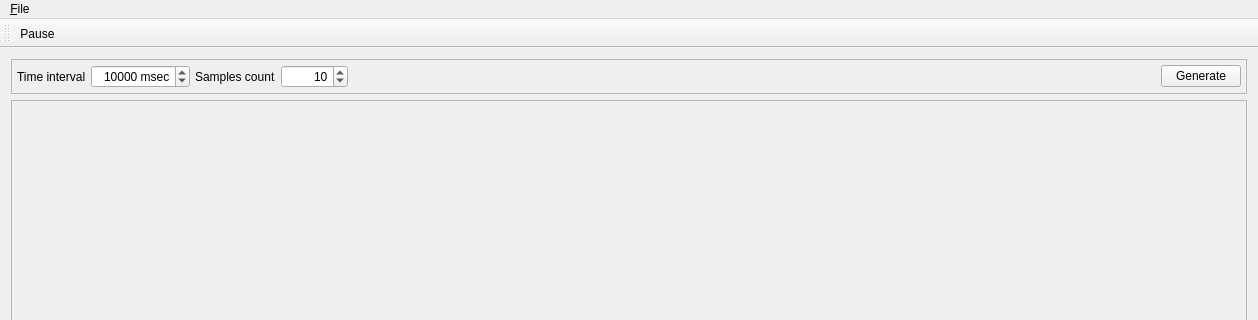
silicon-heaven/shvapp, file clients/flatline/src/mainwindow.ui: the form before one commit; both pictures show x 0 to 1258 and y 0 to 320 of the 1258 by 702 pixel window.
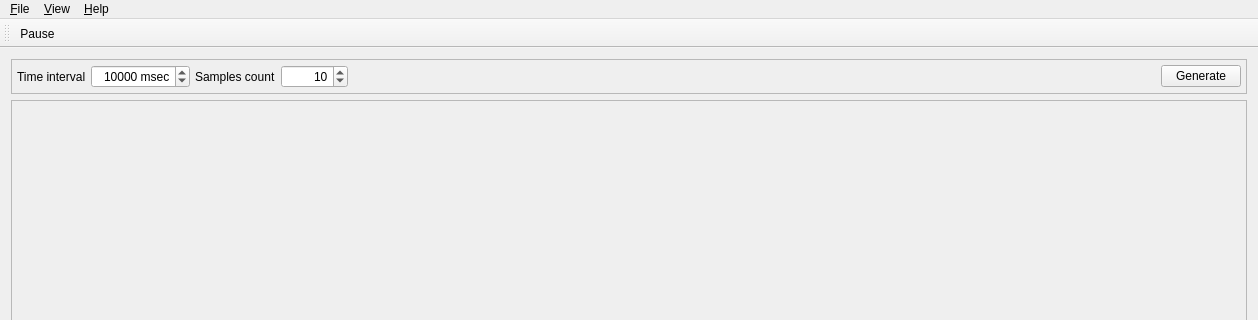
The form after the commit. Icons and pictures are not drawn. Custom widgets are drawn as their Qt base class.

```diff
--- a/clients/flatline/src/mainwindow.ui
+++ b/clients/flatline/src/mainwindow.ui
@@ -149,7 +149,21 @@
     </property>
     <addaction name="action_Open"/>
    </widget>
+   <widget class="QMenu" name="menu_Help">
+    <property name="title">
+     <string>&amp;Help</string>
+    </property>
+    <addaction name="actHelpAbout"/>
+   </widget>
+   <widget class="QMenu" name="menu_View">
+    <property name="title">
+     <string>&amp;View</string>
+    </property>
+    <addaction name="actViewTest"/>
+   </widget>
    <addaction name="menu_File"/>
+   <addaction name="menu_View"/>
+   <addaction name="menu_Help"/>
   </widget>
   <widget class="QToolBar" name="toolBar">
    <property name="windowTitle">
```
Left out of the diff: 18 changed lines with no effect on the pictures.
